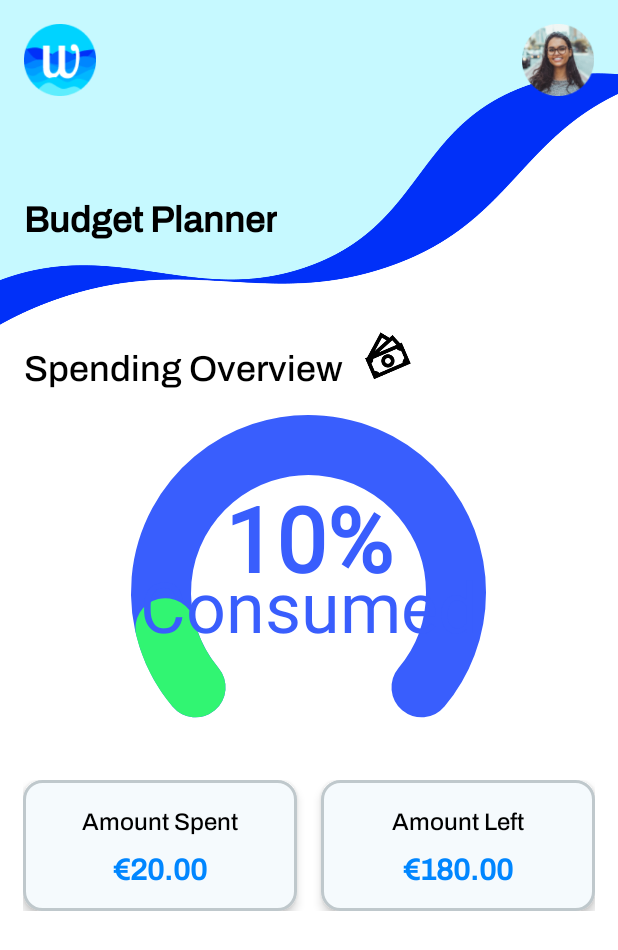
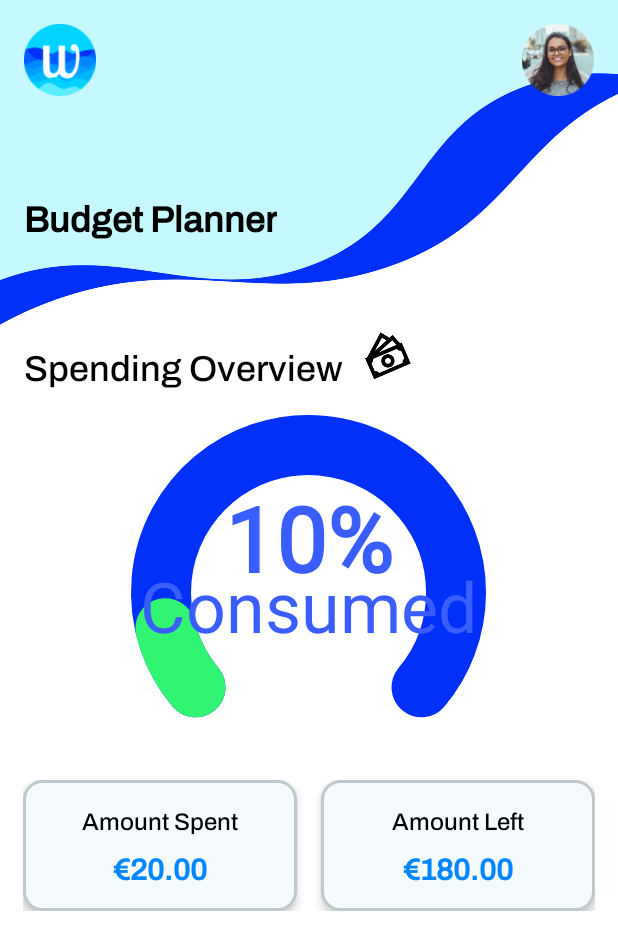
Before and after one commit to syro13/Wave_Frontend_Source_Code, an Android app: the BudgetPlannerActivity screen opened directly, with no data from a screen before it, on a phone screen of 412 x 824 dp. Shown: the top 950 px of the screen. Run offline under Robolectric (Android 15) with nearby library versions, the phone set to English and light mode, and no system bars.

Commit message:
#56775 - Feature - Update SemiCircularProgressView.java

```diff
--- a/app/src/main/java/com/example/wave/SemiCircularProgressView.java
+++ b/app/src/main/java/com/example/wave/SemiCircularProgressView.java
@@ -30,7 +30,7 @@ public class SemiCircularProgressView extends View {
     private void init() {
         // Background arc paint
         backgroundPaint = new Paint();
-        backgroundPaint.setColor(Color.parseColor("#395EFD")); // Blue background arc
+        backgroundPaint.setColor(Color.parseColor("#0130F8")); // Blue background arc
         backgroundPaint.setStyle(Paint.Style.STROKE);
         backgroundPaint.setStrokeWidth(60f);
         backgroundPaint.setStrokeCap(Paint.Cap.ROUND); // Rounded edges
```
